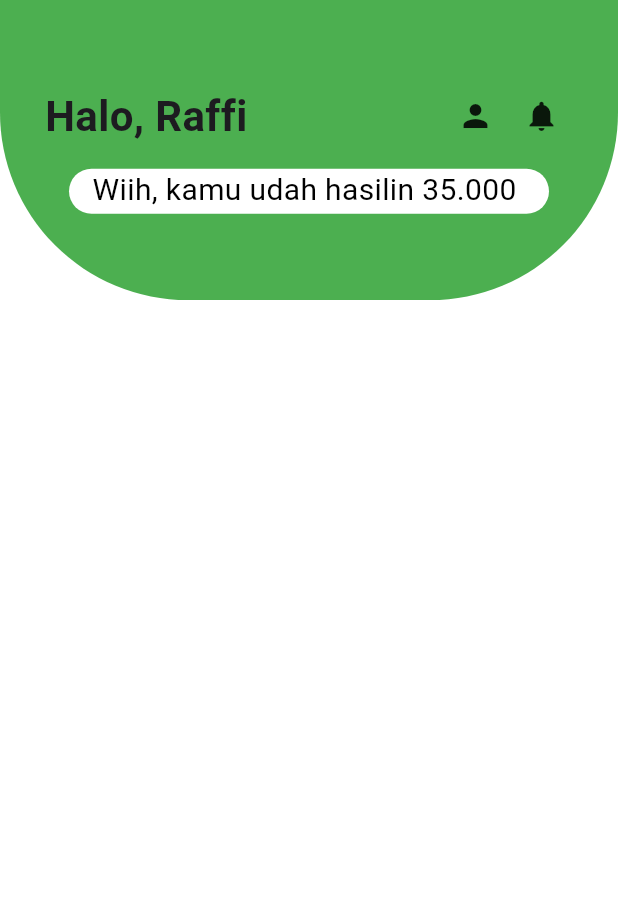
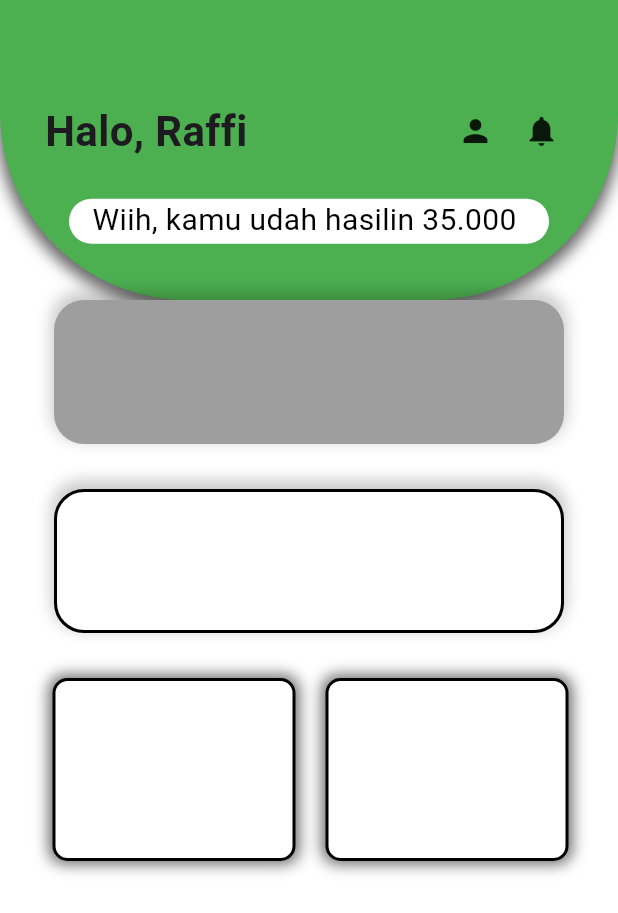
Before and after one commit to AstriaLfy/Resikin, a Flutter app: the screen it shows after launch, on a phone screen of 412 x 824 dp. Shown: the top 913 px of the screen. Run offline on Flutter 3.47's test engine with Material 3 defaults, Android fonts, the phone set to English and light mode, and no system bars.

Commit message:
35% DONE

```diff
--- a/lib/main.dart
+++ b/lib/main.dart
@@ -16,6 +16,14 @@ class Halaman1 extends StatelessWidget {
             width: 420,
             height: 200,
             decoration: BoxDecoration(
+              boxShadow: [
+                BoxShadow(
+                  color: Colors.black.withOpacity(0.6),
+                  spreadRadius: 2,
+                  blurRadius: 8,
+                  offset: Offset(0, 4),
+                ),
+              ],
               color: Colors.green,
               borderRadius: BorderRadius.only(
                 bottomLeft: Radius.circular(125.0),
@@ -26,27 +34,30 @@ class Halaman1 extends StatelessWidget {
               padding: const EdgeInsets.symmetric(horizontal: 30.0),
               child: Column(
                 mainAxisAlignment: MainAxisAlignment.center,
-                crossAxisAlignment: CrossAxisAlignment.start, // Mengatur kolom ke kiri
+                crossAxisAlignment: CrossAxisAlignment.start,
                 children: [
+                  SizedBox(height: 30),
                   Row(
                     children: [
                       Text(
                         "Halo, Raffi",
-                        style: TextStyle(fontSize: 28, fontWeight: FontWeight.w600),
+                        style: TextStyle(
+                          fontSize: 28,
+                          fontWeight: FontWeight.w600,
+                        ),
                         textAlign: TextAlign.left,
                       ),
 
-                      SizedBox(width: 140,),
+                      SizedBox(width: 140),
                       Icon(Icons.person), //ganti menjadi iconButton
-                      SizedBox(width: 20,),
-                      Icon(Icons.notifications)
-
+                      SizedBox(width: 20),
+                      Icon(Icons.notifications),
                     ],
                   ),
 
-                  SizedBox(height: 15),
+                  SizedBox(height: 25),
                   Center(
-                    child:   Container(
+                    child: Container(
                       decoration: BoxDecoration(
                         borderRadius: BorderRadius.circular(30),
                         color: Colors.white,
@@ -60,11 +71,89 @@ class Halaman1 extends StatelessWidget {
                         ),
                       ),
                     ),
-                  )
-
+                  ),
                 ],
               ),
             ),
+          ),
+
+          new Container(
+            decoration: BoxDecoration(
+              borderRadius: BorderRadius.circular(20),
+              color: Colors.grey,
+              boxShadow: [
+                BoxShadow(
+                  color: Colors.black.withOpacity(0.2),
+                  spreadRadius: 2,
+                  blurRadius: 8,
+                  offset: Offset(0, -4),
+                ),
+              ],
+            ),
+            height: 96,
+            width: 340,
+          ),
+
+          SizedBox(height: 30),
+
+          new Container(
+            decoration: BoxDecoration(
+              borderRadius: BorderRadius.circular(20),
+              color: Colors.white,
+              border: Border.all(color: Colors.black, width: 2.0),
+              boxShadow: [
+                BoxShadow(
+                  color: Colors.black.withOpacity(0.2),
+                  spreadRadius: 2,
+                  blurRadius: 8,
+                  offset: Offset(0, -4),
+                ),
+              ],
+            ),
+            height: 96,
+            width: 340,
+          ),
+
+          SizedBox(height: 30),
+
+          Row(
+            children: [
+              SizedBox(width: 35),
+              new Container(
+                height: 122,
+                width: 162,
+                decoration: BoxDecoration(
+                  borderRadius: BorderRadius.circular(10),
+                  color: Colors.white,
+                  border: Border.all(color: Colors.black, width: 2.0),
+                  boxShadow: [
+                    BoxShadow(
+                      color: Colors.black.withOpacity(0.6),
+                      spreadRadius: 2,
+                      blurRadius: 8,
+                    ),
+                  ],
+                ),
+              ),
+
+              SizedBox(width: 20),
+              new Container(
+                height: 122,
+                width: 162,
+                decoration: BoxDecoration(
+                  borderRadius: BorderRadius.circular(10),
+                  color: Colors.white,
+                  border: Border.all(color: Colors.black, width: 2.0),
+                  boxShadow: [
+                    BoxShadow(
+                      color: Colors.black.withOpacity(0.6),
+                      spreadRadius: 2,
+                      blurRadius: 8,
+                    ),
+                  ],
+                ),
+              ),
+            ],
           ),
         ],
       ),
```
